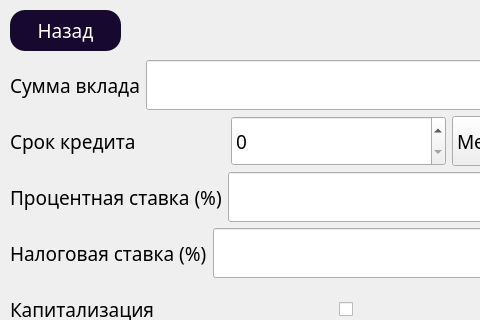
Xofty1/QT_GraphingCalculator, file src/SmartCalc/depositwindow.ui: the form before one commit; both pictures show x 0 to 480 and y 0 to 320 of the 910 by 700 pixel window.
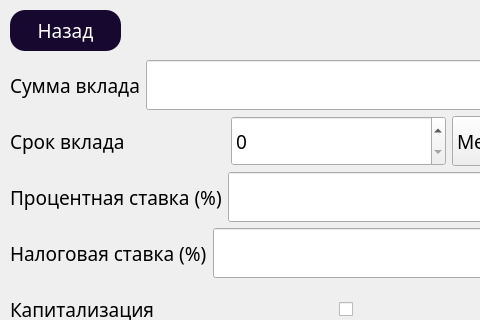
The form after the commit.

Diff of the .ui file:
```diff
--- a/src/SmartCalc/depositwindow.ui
+++ b/src/SmartCalc/depositwindow.ui
@@ -257,7 +257,7 @@
          </font>
         </property>
         <property name="text">
-         <string>Срок кредита</string>
+         <string>Срок вклада</string>
         </property>
        </widget>
       </item>
```
